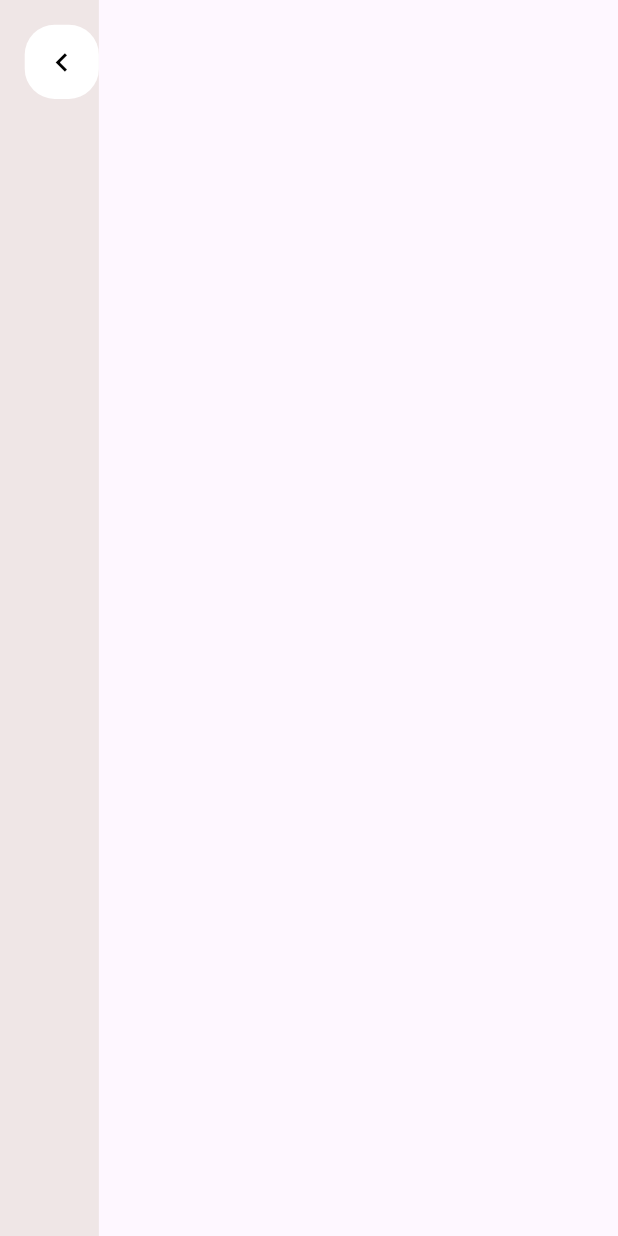
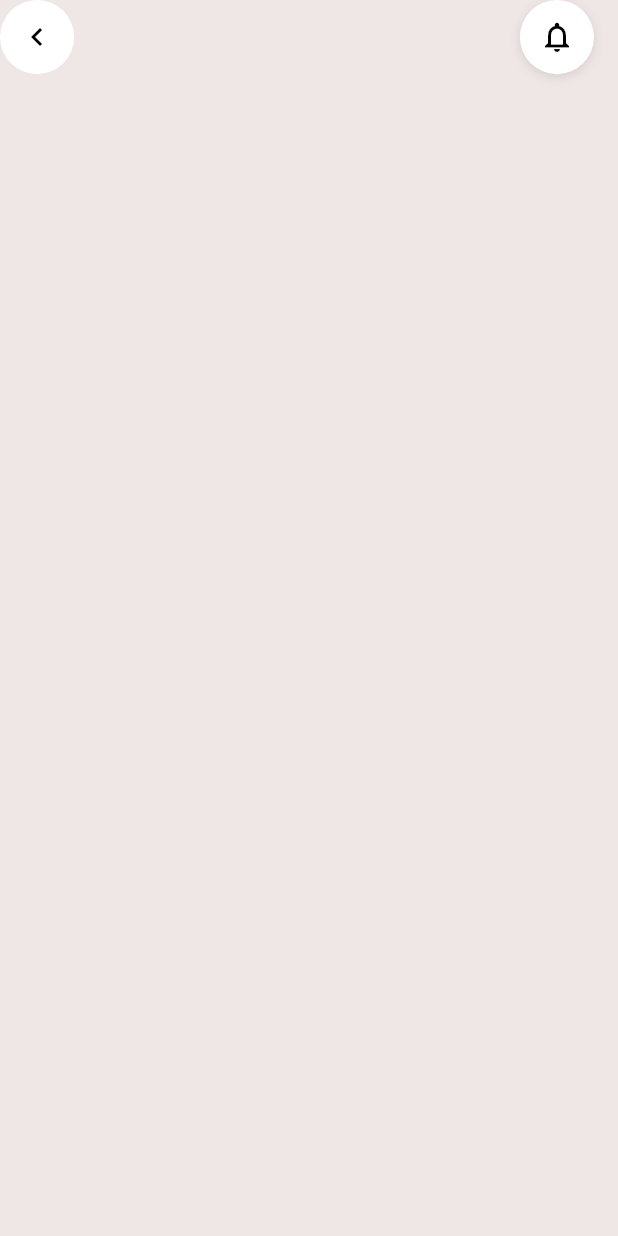
Before and after one commit to Alvin11David/GUARDIANS-OF-HEALTH-APP, a Flutter app: the screen it shows after launch, on a phone screen of 412 x 824 dp. Run offline on Flutter 3.47's test engine with Material 3 defaults, Android fonts, the phone set to English and light mode, and no system bars; our stand-ins replace firebase_core; accounts and stored records are empty.

Commit message:
added the bell notification icon in the top right corner of Dr screen

```diff
--- a/lib/user pages/dashboards/doctor_profile_screen.dart
+++ b/lib/user pages/dashboards/doctor_profile_screen.dart
@@ -3,37 +3,58 @@ import 'package:flutter/material.dart';
 class DoctorProfileScreen extends StatelessWidget {
   @override
   Widget build(BuildContext context) {
+    final double iconSize = MediaQuery.of(context).size.width * 0.12;
     return Scaffold(
-      body: Container(
-        color: Color(0xFFEFE6E6),
-        child: Stack(
+      backgroundColor: Color(0xFFEFE6E6),
+      body: SafeArea(
+        child: Column(
           children: [
-            Column(
+            Row(
+              mainAxisAlignment: MainAxisAlignment.spaceBetween,
               children: [
-              Padding(
-                padding: EdgeInsets.only(
-                  top: MediaQuery.of(context).size.height * 0.02,
-                  left: MediaQuery.of(context).size.width * 0.04,
-                ),
-                child: Container(
-                  width: MediaQuery.of(context).size.width * 0.12,
-                  height: MediaQuery.of(context).size.height * 0.06,
+                Container(
+                  width: iconSize,
+                  height: iconSize,
                   decoration: BoxDecoration(
                     color: Colors.white,
-                    borderRadius: BorderRadius.circular(20), // Fixed border radius of 20
+                    borderRadius: BorderRadius.circular(iconSize / 2),
                   ),
-                  child: Icon(
-                    Icons.chevron_left,
-                    color: Colors.black,
-                    size: MediaQuery.of(context).size.width * 0.06,
+                  child: IconButton(
+                    icon: Icon(Icons.chevron_left, color: Colors.black),
+                    onPressed: () {
+                      Navigator.pop(context);
+                    },
                   ),
                 ),
-              ),
-            ],
-          ),
-          ]
+                Row(
+                  children: [
+                    Container(
+                      width: iconSize,
+                      height: iconSize,
+                      decoration: BoxDecoration(
+                        color: Colors.white,
+                        borderRadius: BorderRadius.circular(iconSize / 2),
+                        boxShadow: [
+                          BoxShadow(
+                            color: Colors.black.withOpacity(0.1),
+                            blurRadius: 5,
+                            offset: Offset(0, 2),
+                          ),
+                        ],
+                      ),
+                      child: IconButton(
+                        icon: Icon(Icons.notifications_none, color: Colors.black),
+                        onPressed: () {},
+                      ),
+                    ),
+                    SizedBox(width: 16), // Space for another icon
+                  ],
+                ),
+              ],
+            ),
+            // Placeholder for other content
+          ],
         ),
-
       ),
     );
   }
```
